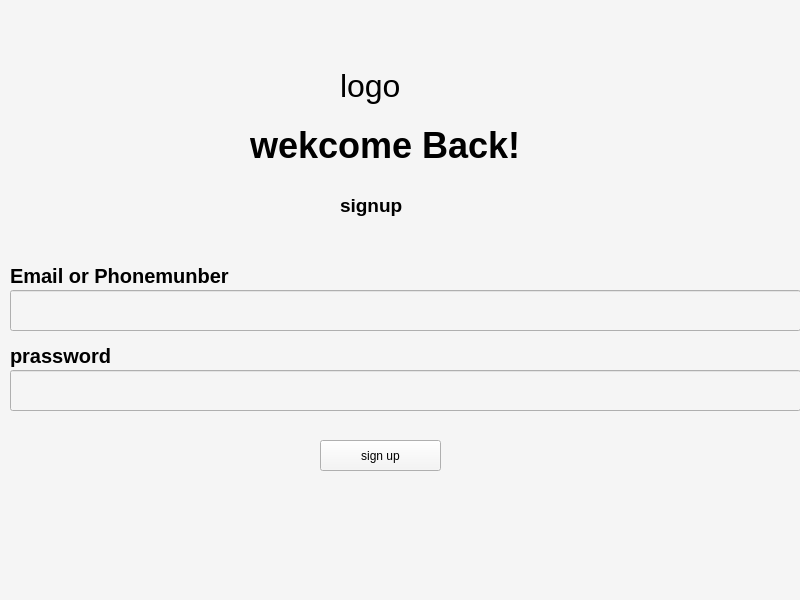
Before: the Qt Designer form ui/signup.ui in vuituoiluon595-spec/PTA39-SPCK, drawn with Qt 5.
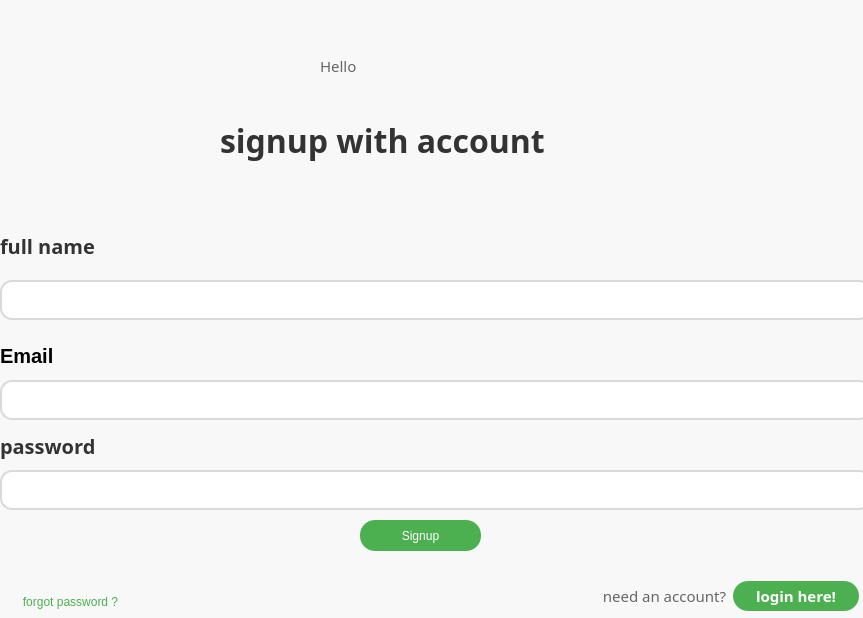
After: the same form once the commit is applied. Icons and pictures are not drawn.

```diff
--- a/ui/signup.ui
+++ b/ui/signup.ui
@@ -6,8 +6,8 @@
    <rect>
     <x>0</x>
     <y>0</y>
-    <width>800</width>
-    <height>600</height>
+    <width>863</width>
+    <height>618</height>
    </rect>
   </property>
   <property name="windowTitle">
@@ -15,15 +15,76 @@
   </property>
   <widget class="QWidget" name="centralwidget">
    <property name="styleSheet">
-    <string notr="true">background: #F5F5F5</string>
+    <string notr="true">#centralwidget{
+    background-color: #F8F8F8;
+}
+
+/* Sign Up */
+QLabel#label_2{
+    color: #333333;
+    font: 700 24pt &quot;Poppins&quot;;
+}
+
+/* Create account text */
+QLabel#label_3, QLabel#label_5{
+    color: #666666;
+    font: 11pt &quot;Poppins&quot;;
+}
+
+/* Label Fullname Email Password */
+#text_full_name,
+#text_e_number,
+#text_password{
+    color: #333333;
+    font: 600 15pt &quot;Poppins&quot;;
+}
+
+/* Input */
+#Full_name,
+#email,
+#password{
+    background-color: white;
+    border: 2px solid #D9D9D9;
+    border-radius: 12px;
+    padding-left: 10px;
+    color: #333333;
+    font: 15pt &quot;Poppins&quot;;
+}
+
+/* Nút Sign Up */
+#signup, #nav_login{
+    background-color: #4CAF50;
+    color: white;
+    border-radius: 15px;
+    border: none;
+    font: bold 11pt &quot;Poppins&quot;;
+}
+
+#signup:hover, #nav_login:hover{
+    background-color: #43A047;
+}
+
+/* Login Link */
+#forgot{
+    background: transparent;
+    color: #4CAF50;
+    border: none;
+    font: 10pt &quot;Poppins&quot;;
+}
+
+#forgot:hover{
+    color: #43A047;
+    text-decoration: underline;
+}
+</string>
    </property>
    <widget class="QLabel" name="label">
     <property name="geometry">
      <rect>
-      <x>340</x>
-      <y>100</y>
-      <width>47</width>
-      <height>13</height>
+      <x>533</x>
+      <y>9</y>
+      <width>16</width>
+      <height>16</height>
      </rect>
     </property>
     <property name="text">
@@ -34,18 +95,24 @@
     <property name="geometry">
      <rect>
       <x>0</x>
-      <y>0</y>
-      <width>801</width>
-      <height>601</height>
+      <y>-10</y>
+      <width>871</width>
+      <height>641</height>
      </rect>
     </property>
+    <property name="maximumSize">
+     <size>
+      <width>871</width>
+      <height>641</height>
+     </size>
+    </property>
     <widget class="QLabel" name="logo">
      <property name="geometry">
       <rect>
-       <x>340</x>
-       <y>60</y>
-       <width>61</width>
-       <height>51</height>
+       <x>580</x>
+       <y>20</y>
+       <width>281</width>
+       <height>261</height>
       </rect>
      </property>
      <property name="font">
@@ -54,132 +121,248 @@
       </font>
      </property>
      <property name="text">
-      <string>logo</string>
+      <string/>
+     </property>
+     <property name="textFormat">
+      <enum>Qt::AutoText</enum>
+     </property>
+     <property name="pixmap">
+      <pixmap>../accets/imgs/img1.png</pixmap>
+     </property>
+     <property name="scaledContents">
+      <bool>true</bool>
+     </property>
+     <property name="wordWrap">
+      <bool>false</bool>
      </property>
     </widget>
     <widget class="QLabel" name="label_3">
      <property name="geometry">
       <rect>
-       <x>250</x>
-       <y>110</y>
-       <width>281</width>
-       <height>71</height>
-      </rect>
-     </property>
-     <property name="font">
-      <font>
-       <family>Arial</family>
-       <pointsize>27</pointsize>
-       <weight>75</weight>
-       <bold>true</bold>
-      </font>
-     </property>
-     <property name="text">
-      <string>wekcome Back!</string>
-     </property>
-    </widget>
-    <widget class="QLabel" name="text_2">
-     <property name="geometry">
-      <rect>
-       <x>10</x>
-       <y>260</y>
-       <width>221</width>
-       <height>31</height>
-      </rect>
-     </property>
-     <property name="font">
-      <font>
-       <family>Arial</family>
-       <pointsize>15</pointsize>
-       <weight>75</weight>
-       <bold>true</bold>
-      </font>
-     </property>
-     <property name="text">
-      <string>Email or Phonemunber</string>
-     </property>
-    </widget>
-    <widget class="QLabel" name="text">
-     <property name="geometry">
-      <rect>
-       <x>10</x>
-       <y>340</y>
-       <width>221</width>
-       <height>31</height>
-      </rect>
-     </property>
-     <property name="font">
-      <font>
-       <family>Arial</family>
-       <pointsize>15</pointsize>
-       <weight>75</weight>
-       <bold>true</bold>
-      </font>
-     </property>
-     <property name="text">
-      <string>prassword</string>
-     </property>
-    </widget>
-    <widget class="QLabel" name="label_2">
-     <property name="geometry">
-      <rect>
-       <x>340</x>
-       <y>190</y>
-       <width>221</width>
-       <height>31</height>
-      </rect>
-     </property>
-     <property name="font">
-      <font>
-       <family>Arial</family>
-       <pointsize>14</pointsize>
-       <weight>75</weight>
-       <bold>true</bold>
-      </font>
-     </property>
-     <property name="text">
-      <string>signup</string>
-     </property>
-    </widget>
-    <widget class="QLineEdit" name="email_phonemunber">
-     <property name="geometry">
-      <rect>
-       <x>10</x>
-       <y>290</y>
-       <width>791</width>
-       <height>41</height>
-      </rect>
-     </property>
-     <property name="text">
-      <string/>
-     </property>
-    </widget>
-    <widget class="QToolButton" name="toolButton">
-     <property name="geometry">
-      <rect>
        <x>320</x>
+       <y>40</y>
+       <width>281</width>
+       <height>71</height>
+      </rect>
+     </property>
+     <property name="font">
+      <font>
+       <family>Poppins</family>
+       <pointsize>11</pointsize>
+       <weight>50</weight>
+       <italic>false</italic>
+       <bold>false</bold>
+      </font>
+     </property>
+     <property name="text">
+      <string>Hello </string>
+     </property>
+    </widget>
+    <widget class="QLabel" name="text_e_munber">
+     <property name="geometry">
+      <rect>
+       <x>0</x>
+       <y>350</y>
+       <width>221</width>
+       <height>31</height>
+      </rect>
+     </property>
+     <property name="font">
+      <font>
+       <family>Arial</family>
+       <pointsize>15</pointsize>
+       <weight>75</weight>
+       <bold>true</bold>
+      </font>
+     </property>
+     <property name="text">
+      <string>Email </string>
+     </property>
+    </widget>
+    <widget class="QLabel" name="text_password">
+     <property name="geometry">
+      <rect>
+       <x>0</x>
        <y>440</y>
+       <width>221</width>
+       <height>31</height>
+      </rect>
+     </property>
+     <property name="font">
+      <font>
+       <family>Poppins</family>
+       <pointsize>15</pointsize>
+       <weight>75</weight>
+       <italic>false</italic>
+       <bold>true</bold>
+      </font>
+     </property>
+     <property name="text">
+      <string>password</string>
+     </property>
+    </widget>
+    <widget class="QLabel" name="label_2">
+     <property name="geometry">
+      <rect>
+       <x>220</x>
+       <y>100</y>
+       <width>331</width>
+       <height>101</height>
+      </rect>
+     </property>
+     <property name="font">
+      <font>
+       <family>Poppins</family>
+       <pointsize>24</pointsize>
+       <weight>87</weight>
+       <italic>false</italic>
+       <bold>true</bold>
+      </font>
+     </property>
+     <property name="text">
+      <string>signup with account</string>
+     </property>
+    </widget>
+    <widget class="QToolButton" name="signup">
+     <property name="geometry">
+      <rect>
+       <x>360</x>
+       <y>530</y>
        <width>121</width>
        <height>31</height>
       </rect>
      </property>
      <property name="text">
-      <string>sign up</string>
+      <string>Signup</string>
      </property>
     </widget>
-    <widget class="QLineEdit" name="email_phonemunber_2">
+    <widget class="QLineEdit" name="email">
      <property name="geometry">
       <rect>
-       <x>10</x>
-       <y>370</y>
-       <width>791</width>
-       <height>41</height>
+       <x>0</x>
+       <y>390</y>
+       <width>871</width>
+       <height>40</height>
       </rect>
      </property>
+    </widget>
+    <widget class="QLineEdit" name="password">
+     <property name="geometry">
+      <rect>
+       <x>0</x>
+       <y>480</y>
+       <width>871</width>
+       <height>40</height>
+      </rect>
+     </property>
+     <property name="echoMode">
+      <enum>QLineEdit::Password</enum>
+     </property>
+    </widget>
+    <widget class="QPushButton" name="forgot">
+     <property name="geometry">
+      <rect>
+       <x>0</x>
+       <y>600</y>
+       <width>141</width>
+       <height>23</height>
+      </rect>
+     </property>
      <property name="text">
-      <string/>
+      <string>forgot password ?</string>
      </property>
     </widget>
+    <widget class="QLabel" name="text_full_name">
+     <property name="geometry">
+      <rect>
+       <x>0</x>
+       <y>240</y>
+       <width>221</width>
+       <height>31</height>
+      </rect>
+     </property>
+     <property name="font">
+      <font>
+       <family>Poppins</family>
+       <pointsize>15</pointsize>
+       <weight>75</weight>
+       <italic>false</italic>
+       <bold>true</bold>
+      </font>
+     </property>
+     <property name="text">
+      <string>full name</string>
+     </property>
+    </widget>
+    <widget class="QLineEdit" name="Full_name">
+     <property name="geometry">
+      <rect>
+       <x>0</x>
+       <y>290</y>
+       <width>871</width>
+       <height>40</height>
+      </rect>
+     </property>
+    </widget>
+    <widget class="QWidget" name="layoutWidget">
+     <property name="geometry">
+      <rect>
+       <x>598</x>
+       <y>590</y>
+       <width>261</width>
+       <height>32</height>
+      </rect>
+     </property>
+     <layout class="QHBoxLayout" name="nav_login_2">
+      <property name="leftMargin">
+       <number>1</number>
+      </property>
+      <item>
+       <widget class="QLabel" name="label_5">
+        <property name="font">
+         <font>
+          <family>Poppins</family>
+          <pointsize>11</pointsize>
+          <weight>50</weight>
+          <italic>false</italic>
+          <bold>false</bold>
+         </font>
+        </property>
+        <property name="text">
+         <string> need an account?</string>
+        </property>
+       </widget>
+      </item>
+      <item>
+       <widget class="QPushButton" name="nav_login">
+        <property name="minimumSize">
+         <size>
+          <width>30</width>
+          <height>30</height>
+         </size>
+        </property>
+        <property name="sizeIncrement">
+         <size>
+          <width>123</width>
+          <height>0</height>
+         </size>
+        </property>
+        <property name="font">
+         <font>
+          <family>Poppins</family>
+          <pointsize>11</pointsize>
+          <weight>75</weight>
+          <italic>false</italic>
+          <bold>true</bold>
+         </font>
+        </property>
+        <property name="text">
+         <string>login here!</string>
+        </property>
+       </widget>
+      </item>
+     </layout>
+    </widget>
    </widget>
   </widget>
  </widget>
```
